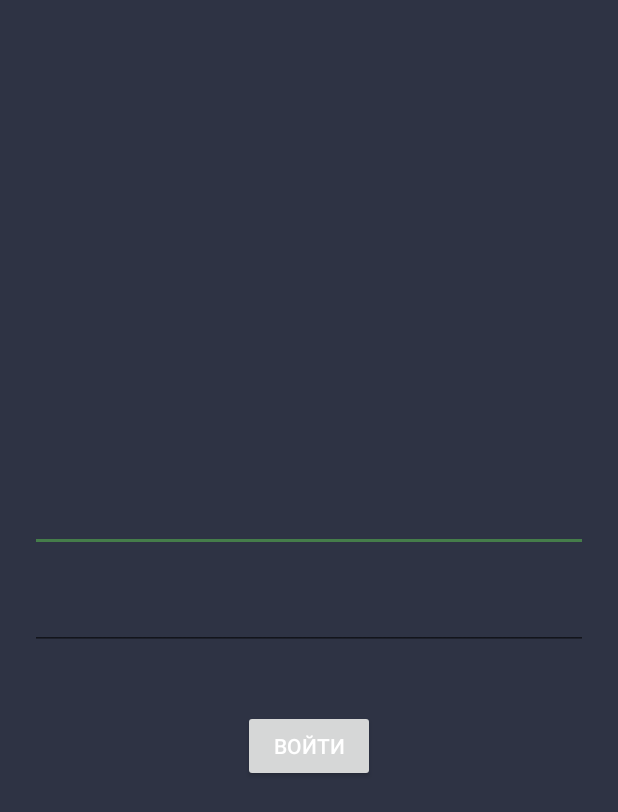
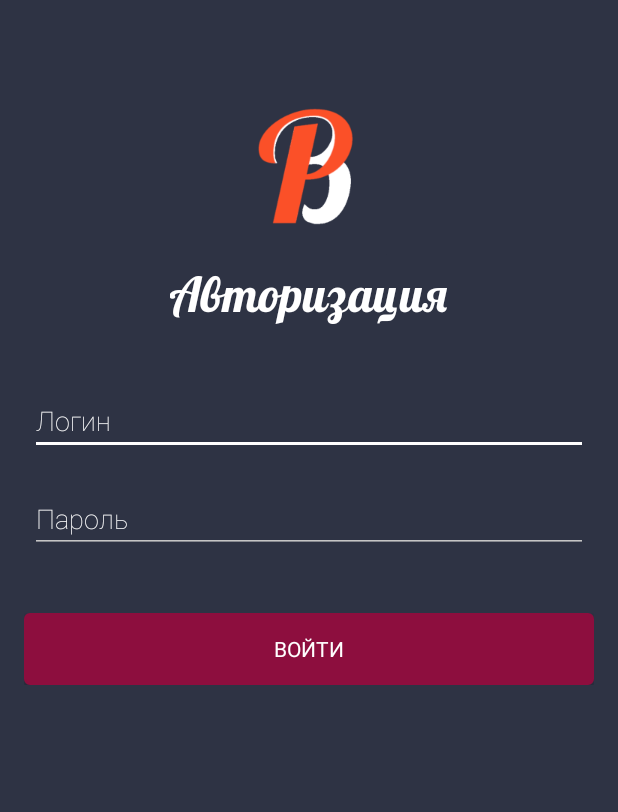
Before and after one commit to LionZXY/Printbox, an Android app: the screen it shows after launch (AuthActivity), after a tap on "ПРОПУСТИТЬ", on a phone screen of 412 x 824 dp. Shown: the top 812 px of the screen. Run offline under Robolectric (Android 15) with nearby library versions, the phone set to English and light mode, and no system bars; our stand-ins replace Dagger/Hilt's generated code; libraries missing offline, so code that uses them is left out: com.arellomobile.mvp, com.jakewharton.rxbinding2; 3 statements that could not run were skipped.

Commit message:
Auth page

```diff
--- a/app/build.gradle
+++ b/app/build.gradle
@@ -37,6 +37,7 @@ ext {
     daggerVersion = '2.14.1'
     moxyVersion = '1.5.3'
     rxjavaVersion = '2.0.2'
+    rxBindingVersion = '2.1.1'
     supportVersion = '27.1.1'
     crashalyticsVersion = '2.9.1'
     constrainLayoutVersion = '1.1.0'
@@ -60,6 +61,9 @@ dependencies {
     kapt "com.arello-mobile:moxy-compiler:$moxyVersion"
 
     implementation "io.reactivex.rxjava2:rxandroid:$rxjavaVersion"
+    implementation "com.jakewharton.rxbinding2:rxbinding:$rxBindingVersion"
+    implementation "com.jakewharton.rxbinding2:rxbinding-design:$rxBindingVersion"
+
 
     implementation "com.google.dagger:dagger:$daggerVersion"
     kapt "com.google.dagger:dagger-compiler:$daggerVersion"
--- a/app/src/main/java/ru/lionzxy/printbox/view/auth/ui/IAuthView.kt
+++ b/app/src/main/java/ru/lionzxy/printbox/view/auth/ui/IAuthView.kt
@@ -21,5 +21,6 @@ interface IAuthView : MvpView {
     fun showPasswordError(resError: Int)
     fun hideLoginError()
     fun hidePasswordError()
+    fun buttonActive(active: Boolean)
 
 }
--- a/app/src/main/java/ru/lionzxy/printbox/view/intro/ui/IntroActivity.kt
+++ b/app/src/main/java/ru/lionzxy/printbox/view/intro/ui/IntroActivity.kt
@@ -4,7 +4,7 @@ import android.content.Intent
 import android.os.Bundle
 import android.support.v4.view.ViewPager
 import android.support.v7.app.AppCompatActivity
-import kotlinx.android.synthetic.main.activity_splash_screen.*
+import kotlinx.android.synthetic.main.activity_intro.*
 import ru.lionzxy.printbox.R
 import ru.lionzxy.printbox.view.auth.ui.AuthActivity
 
@@ -13,7 +13,7 @@ class IntroActivity : AppCompatActivity(), ViewPager.OnPageChangeListener {
 
     override fun onCreate(savedInstanceState: Bundle?) {
         super.onCreate(savedInstanceState)
-        setContentView(R.layout.activity_splash_screen)
+        setContentView(R.layout.activity_intro)
 
         splash_screen_view_pagerager.adapter = mAdapter
 
--- a/app/src/main/java/ru/lionzxy/printbox/view/intro/ui/IntroEnum.kt
+++ b/app/src/main/java/ru/lionzxy/printbox/view/intro/ui/IntroEnum.kt
@@ -9,5 +9,10 @@ import ru.lionzxy.printbox.R
  */
 
 enum class IntroEnum(val imageRes: Int, val title: Int) {
-    FIRST(R.mipmap.ic_launcher_foreground, R.string.intro_one_title)
+    FIRST(R.drawable.intro_one, R.string.intro_one),
+    TWO(R.drawable.intro_two, R.string.intro_two),
+    THREE(R.drawable.intro_three, R.string.intro_three),
+    FOUR(R.drawable.intro_four, R.string.intro_four),
+    FIVE(R.drawable.intro_five, R.string.intro_five),
+    SIX(R.drawable.intro_six, R.string.intro_six)
 }
--- a/app/src/main/res/layout/activity_auth.xml
+++ b/app/src/main/res/layout/activity_auth.xml
@@ -1,17 +1,34 @@
 <?xml version="1.0" encoding="utf-8"?>
-<LinearLayout xmlns:android="http://schemas.android.com/apk/res/android"
+<ScrollView xmlns:android="http://schemas.android.com/apk/res/android"
     xmlns:tools="http://schemas.android.com/tools"
     android:layout_width="match_parent"
-    android:layout_height="match_parent"
-    android:gravity="center"
+    android:layout_height="match_parent">
+
+    <LinearLayout
+        android:layout_width="match_parent"
+        android:layout_height="wrap_content"
+        android:gravity="center_horizontal"
         android:orientation="vertical">
+
+        <ImageView
+            android:layout_width="wrap_content"
+            android:layout_height="wrap_content"
+            android:layout_marginTop="48dp"
+            android:src="@drawable/logo" />
+
+        <TextView
+            android:layout_width="wrap_content"
+            android:layout_height="wrap_content"
+            android:text="@string/auth_activity_title"
+            android:textSize="32sp"
+            android:theme="@style/AppTheme.Lobster" />
 
         <LinearLayout
             android:layout_width="match_parent"
             android:layout_height="wrap_content"
             android:layout_marginEnd="20dp"
             android:layout_marginStart="20dp"
-        android:layout_marginTop="10dp"
+            android:layout_marginTop="32dp"
             android:gravity="center"
             android:orientation="vertical">
 
@@ -20,15 +37,17 @@
                 android:layout_width="match_parent"
                 android:layout_height="wrap_content"
                 android:layout_marginTop="10dp"
+                android:hint="@string/auth_activity_login"
                 android:inputType="text"
+                android:textColor="@color/white"
                 tools:ignore="LabelFor" />
 
             <TextView
                 android:id="@+id/errorLoginText"
-            android:layout_width="wrap_content"
+                android:layout_width="match_parent"
                 android:layout_height="wrap_content"
-            android:gravity="center"
-            android:textColor="@android:color/holo_red_dark"
+                android:textColor="@color/colorError"
+                android:textStyle="bold"
                 android:visibility="gone"
                 tools:text="Error" />
         </LinearLayout>
@@ -47,21 +66,25 @@
                 android:layout_width="match_parent"
                 android:layout_height="wrap_content"
                 android:layout_marginTop="10dp"
+                android:hint="@string/auth_activity_password"
                 android:inputType="textPassword"
                 tools:ignore="LabelFor" />
 
             <TextView
                 android:id="@+id/errorPasswordText"
-            android:layout_width="wrap_content"
+                android:layout_width="match_parent"
                 android:layout_height="wrap_content"
-            android:textColor="@android:color/holo_red_dark"
+                android:textColor="@color/colorError"
+                android:textStyle="bold"
                 android:visibility="gone"
                 tools:text="Error" />
         </LinearLayout>
 
         <LinearLayout
-        android:layout_width="wrap_content"
+            android:layout_width="match_parent"
             android:layout_height="wrap_content"
+            android:layout_marginEnd="16dp"
+            android:layout_marginStart="16dp"
             android:layout_marginTop="40dp">
 
             <ProgressBar
@@ -72,8 +95,10 @@
 
             <Button
                 android:id="@+id/buttonLogin"
-            android:layout_width="wrap_content"
+                android:layout_width="match_parent"
                 android:layout_height="wrap_content"
+                android:background="@drawable/rounded_button_disactive"
                 android:text="@string/auth_activity_button" />
         </LinearLayout>
     </LinearLayout>
+</ScrollView>
--- a/app/src/main/res/values/colors.xml
+++ b/app/src/main/res/values/colors.xml
@@ -7,5 +7,7 @@
     <color name="colorBackgroundDark">#242836</color>
 
     <color name="white">#FFF</color>
+    <color name="colorError">@android:color/holo_red_dark</color>
+
 
 </resources>
--- a/app/src/main/res/values/strings.xml
+++ b/app/src/main/res/values/strings.xml
@@ -21,6 +21,8 @@
     <!-- Auth Activity -->
     <string name="auth_activity_title">Авторизация</string>
     <string name="auth_activity_button">Войти</string>
+    <string name="auth_activity_login">Логин</string>
+    <string name="auth_activity_password">Пароль</string>
     <string name="auth_activity_login_empty">Логин не может быть пустым</string>
     <string name="auth_activity_login_matcher">Логин должен содержать только буквы латинского алфавита и цифры</string>
     <string name="auth_activity_password_empty">Пароль не может быть пустым</string>
@@ -33,5 +35,10 @@
     <string name="intro_skip">Пропустить</string>
     <string name="intro_welcome">Добро пожаловать в PrintBox!</string>
     <string name="intro_content_description">Изображение с описанием возможностей приложения</string>
-    <string name="intro_one_title">Зарегистрируйся</string>
+    <string name="intro_one">Зарегистрируйся</string>
+    <string name="intro_two">Пополни счет</string>
+    <string name="intro_three">Загрузи документ</string>
+    <string name="intro_four">Выбери опции</string>
+    <string name="intro_five">Забери документ</string>
+    <string name="intro_six">Спрашивай!</string>
 </resources>
--- a/app/src/main/res/values/styles.xml
+++ b/app/src/main/res/values/styles.xml
@@ -13,6 +13,26 @@
         <item name="android:textColor">@color/white</item>
 
         <item name="cardViewStyle">@style/CardView</item>
+
+        <item name="colorControlNormal">#c5c5c5</item>
+        <item name="colorControlActivated">@color/colorPrimary</item>
+        <item name="colorControlHighlight">@color/colorPrimary</item>
+        <item name="android:textColorHint">@color/colorPrimary</item>
+        <item name="android:fontFamily">sans-serif-thin</item>
+        <item name="android:buttonStyle">@style/AppTheme.Button</item>
+    </style>
+
+    <style name="AppTheme.Lobster" parent="AppTheme">
+        <item name="android:fontFamily">@font/lobster</item>
+        <item name="android:textStyle">normal</item>
+    </style>
+
+    <style name="AppTheme.Button" parent="Widget.AppCompat.Button">
+        <item name="android:fontFamily">sans-serif</item>
+        <item name="android:textStyle">normal</item>
+        <item name="android:foreground">?android:attr/selectableItemBackground</item>
+        <item name="android:focusable">true</item>
+        <item name="android:clickable">true</item>
     </style>
 
     <style name="AppTheme.NoActionBar">
```
Also changed, not shown: app/src/main/java/ru/lionzxy/printbox/view/auth/presenter/AuthPresenter.kt (+66 -17 lines), app/src/main/java/ru/lionzxy/printbox/view/auth/ui/AuthActivity.kt (+15 -0 lines), app/src/main/res/layout/activity_intro.xml (renamed from app/src/main/res/layout/activity_splash_screen.xml, +3 -5 lines), app/src/main/res/layout/fragment_intro.xml (+7 -7 lines), app/src/main/res/font/lobster.ttf (added). Lines whose indentation alone changed are shown as unchanged.
